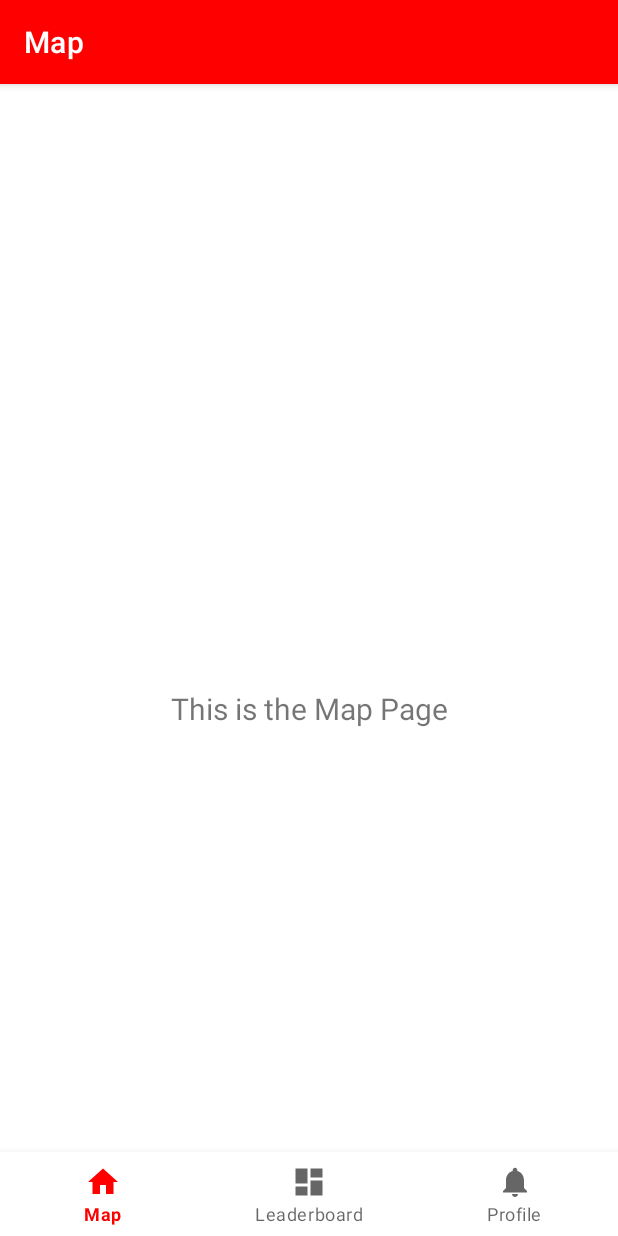
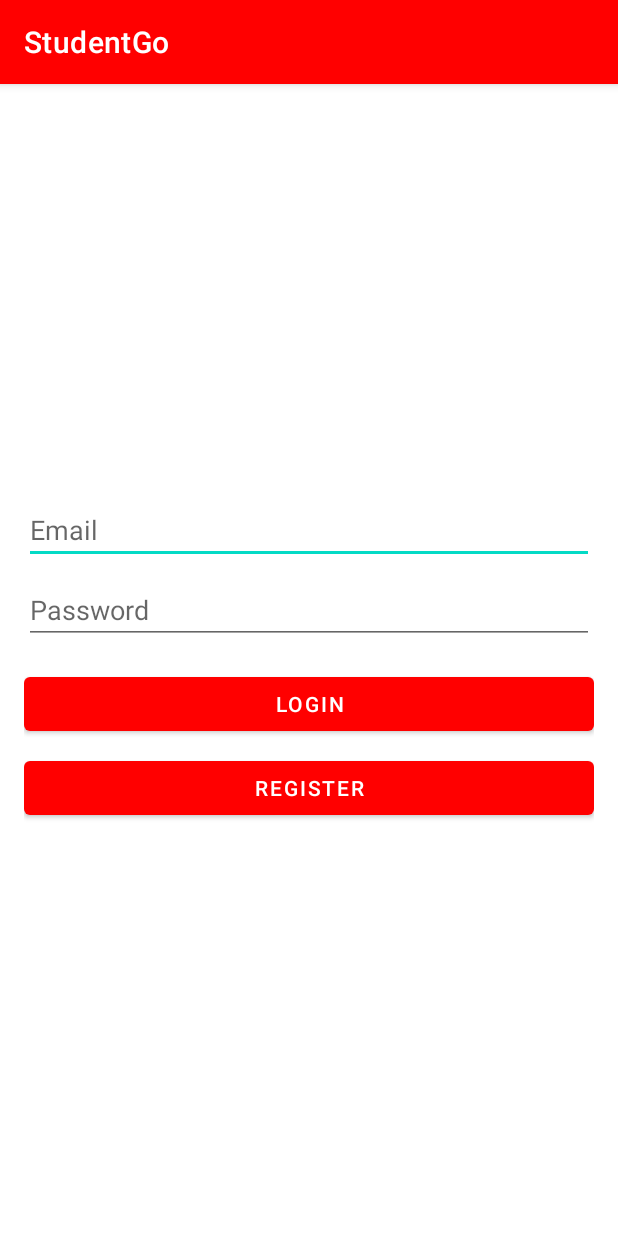
Before and after one commit to Akshat2923/StudentGo, an Android app: the screen it shows after launch (MainActivity before the commit, LoginActivity after it), on a phone screen of 412 x 824 dp. Run offline under Robolectric (Android 15) with nearby library versions, the phone set to English and light mode, and no system bars; our stand-ins replace Firebase (no records; nobody signed in at launch, a user with empty details on screens opened directly).

Commit message:
login v1

```diff
--- a/app/src/main/java/com/example/studentgo/ui/home/HomeFragment.kt
+++ b/app/src/main/java/com/example/studentgo/ui/home/HomeFragment.kt
@@ -39,4 +39,5 @@ class HomeFragment : Fragment() {
         super.onDestroyView()
         _binding = null
     }
+
 }
--- /dev/null
+++ b/app/src/main/res/layout/activity_login.xml
@@ -0,0 +1,56 @@
+<?xml version="1.0" encoding="utf-8"?>
+<androidx.constraintlayout.widget.ConstraintLayout xmlns:android="http://schemas.android.com/apk/res/android"
+    xmlns:app="http://schemas.android.com/apk/res-auto"
+    xmlns:tools="http://schemas.android.com/tools"
+    android:layout_width="match_parent"
+    android:layout_height="match_parent"
+    android:padding="16dp"
+    tools:context=".LoginActivity">
+
+    <EditText
+        android:id="@+id/editTextEmail"
+        android:layout_width="0dp"
+        android:layout_height="wrap_content"
+        android:hint="Email"
+        android:inputType="textEmailAddress"
+        app:layout_constraintEnd_toEndOf="parent"
+        app:layout_constraintStart_toStartOf="parent"
+        app:layout_constraintTop_toTopOf="parent"
+        app:layout_constraintBottom_toTopOf="@+id/editTextPassword"
+        app:layout_constraintVertical_chainStyle="packed" />
+
+    <EditText
+        android:id="@+id/editTextPassword"
+        android:layout_width="0dp"
+        android:layout_height="wrap_content"
+        android:hint="Password"
+        android:inputType="textPassword"
+        android:layout_marginTop="8dp"
+        app:layout_constraintEnd_toEndOf="parent"
+        app:layout_constraintStart_toStartOf="parent"
+        app:layout_constraintTop_toBottomOf="@+id/editTextEmail"
+        app:layout_constraintBottom_toTopOf="@+id/buttonLogin" />
+
+    <Button
+        android:id="@+id/buttonLogin"
+        android:layout_width="0dp"
+        android:layout_height="wrap_content"
+        android:text="Login"
+        android:layout_marginTop="16dp"
+        app:layout_constraintEnd_toEndOf="parent"
+        app:layout_constraintStart_toStartOf="parent"
+        app:layout_constraintTop_toBottomOf="@+id/editTextPassword"
+        app:layout_constraintBottom_toTopOf="@+id/buttonRegister" />
+
+    <Button
+        android:id="@+id/buttonRegister"
+        android:layout_width="0dp"
+        android:layout_height="wrap_content"
+        android:text="Register"
+        android:layout_marginTop="8dp"
+        app:layout_constraintEnd_toEndOf="parent"
+        app:layout_constraintStart_toStartOf="parent"
+        app:layout_constraintTop_toBottomOf="@+id/buttonLogin"
+        app:layout_constraintBottom_toBottomOf="parent" />
+
+</androidx.constraintlayout.widget.ConstraintLayout>
--- a/app/src/main/res/layout/fragment_home.xml
+++ b/app/src/main/res/layout/fragment_home.xml
@@ -19,4 +19,5 @@
         app:layout_constraintEnd_toEndOf="parent"
         app:layout_constraintStart_toStartOf="parent"
         app:layout_constraintTop_toTopOf="parent" />
+
 </androidx.constraintlayout.widget.ConstraintLayout>
--- /dev/null
+++ b/app/src/main/res/values-land/dimens.xml
@@ -0,0 +1,3 @@
+<resources>
+ <dimen name="activity_horizontal_margin">48dp</dimen>
+</resources>
--- /dev/null
+++ b/app/src/main/res/values-w1240dp/dimens.xml
@@ -0,0 +1,3 @@
+<resources>
+ <dimen name="activity_horizontal_margin">200dp</dimen>
+</resources>
--- /dev/null
+++ b/app/src/main/res/values-w600dp/dimens.xml
@@ -0,0 +1,3 @@
+<resources>
+ <dimen name="activity_horizontal_margin">48dp</dimen>
+</resources>
--- a/build.gradle.kts
+++ b/build.gradle.kts
@@ -2,4 +2,6 @@
 plugins {
     alias(libs.plugins.android.application) apply false
     alias(libs.plugins.jetbrains.kotlin.android) apply false
+    id("com.google.gms.google-services") version "4.4.2" apply false
+
 }
--- a/gradle/libs.versions.toml
+++ b/gradle/libs.versions.toml
@@ -12,6 +12,9 @@ lifecycleLivedataKtx = "2.6.1"
 lifecycleViewmodelKtx = "2.6.1"
 navigationFragmentKtx = "2.6.0"
 navigationUiKtx = "2.6.0"
+lifecycleViewmodelAndroid = "2.8.6"
+annotation = "1.8.2"
+activity = "1.9.2"
 
 [libraries]
 androidx-core-ktx = { group = "androidx.core", name = "core-ktx", version.ref = "coreKtx" }
@@ -25,6 +28,9 @@ androidx-lifecycle-livedata-ktx = { group = "androidx.lifecycle", name = "lifecy
 androidx-lifecycle-viewmodel-ktx = { group = "androidx.lifecycle", name = "lifecycle-viewmodel-ktx", version.ref = "lifecycleViewmodelKtx" }
 androidx-navigation-fragment-ktx = { group = "androidx.navigation", name = "navigation-fragment-ktx", version.ref = "navigationFragmentKtx" }
 androidx-navigation-ui-ktx = { group = "androidx.navigation", name = "navigation-ui-ktx", version.ref = "navigationUiKtx" }
+androidx-lifecycle-viewmodel-android = { group = "androidx.lifecycle", name = "lifecycle-viewmodel-android", version.ref = "lifecycleViewmodelAndroid" }
+androidx-annotation = { group = "androidx.annotation", name = "annotation", version.ref = "annotation" }
+androidx-activity = { group = "androidx.activity", name = "activity", version.ref = "activity" }
 
 [plugins]
 android-application = { id = "com.android.application", version.ref = "agp" }
```
Also changed, not shown: app/build.gradle.kts (+9 -0 lines), app/src/main/AndroidManifest.xml (+12 -7 lines), app/src/main/java/com/example/studentgo/LoginActivity.kt (added, +76 -0 lines), app/src/main/java/com/example/studentgo/MainActivity.kt (+22 -0 lines), app/src/main/res/values/strings.xml (+9 -0 lines), 1 other file.
